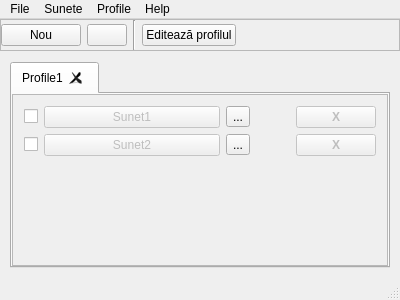
eddyp/podsoundboard, file mainwindow.ui: the form before one commit.
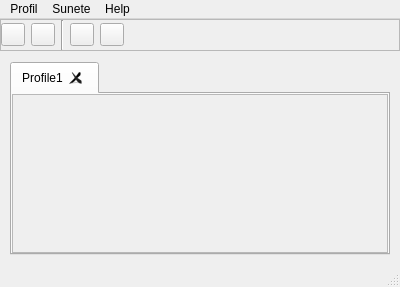
The form after the commit. Icons and pictures are not drawn. Custom widgets are drawn as their Qt base class.

Patch:
```diff
--- a/mainwindow.ui
+++ b/mainwindow.ui
@@ -7,7 +7,7 @@
     <x>0</x>
     <y>0</y>
     <width>400</width>
-    <height>300</height>
+    <height>287</height>
    </rect>
   </property>
   <property name="windowTitle">
@@ -51,7 +51,7 @@
        <item>
         <layout class="QHBoxLayout" name="horizontalLayout_add">
          <item>
-          <widget class="QPushButton" name="addButton">
+          <widget class="QToolButton" name="addButton">
            <property name="sizePolicy">
             <sizepolicy hsizetype="Fixed" vsizetype="Fixed">
              <horstretch>0</horstretch>
@@ -62,7 +62,7 @@
             <string>Adaugă sunet nou</string>
            </property>
            <property name="text">
-            <string>Nou</string>
+            <string/>
            </property>
            <property name="icon">
             <iconset theme="add">
@@ -72,7 +72,7 @@
           </widget>
          </item>
          <item>
-          <widget class="QPushButton" name="pushButton_2">
+          <widget class="QToolButton" name="toolButton_2">
            <property name="text">
             <string/>
            </property>
@@ -89,15 +89,25 @@
           </widget>
          </item>
          <item>
-          <widget class="QPushButton" name="pushButton">
+          <widget class="QToolButton" name="toolButton">
            <property name="text">
-            <string>Editează profilul</string>
+            <string/>
            </property>
            <property name="icon">
             <iconset theme="document-properties"/>
            </property>
           </widget>
          </item>
+         <item>
+          <widget class="QToolButton" name="toolButton">
+           <property name="text">
+            <string/>
+           </property>
+           <property name="icon">
+            <iconset theme="document-save"/>
+           </property>
+          </widget>
+         </item>
          <item>
           <spacer name="horizontalSpacer">
            <property name="orientation">
@@ -238,173 +248,43 @@
                    <x>0</x>
                    <y>0</y>
                    <width>372</width>
-                   <height>156</height>
+                   <height>143</height>
                   </rect>
                  </property>
                  <layout class="QHBoxLayout" name="horizontalLayout_2">
                   <item>
                    <layout class="QVBoxLayout" name="verticalLayout_2">
                     <item>
-                     <layout class="QHBoxLayout" name="horizontalLayout_1">
-                      <item>
-                       <widget class="QCheckBox" name="checkBox_1">
-                        <property name="sizePolicy">
-                         <sizepolicy hsizetype="Fixed" vsizetype="Fixed">
-                          <horstretch>0</horstretch>
-                          <verstretch>0</verstretch>
-                         </sizepolicy>
-                        </property>
-                        <property name="text">
-                         <string/>
-                        </property>
-                       </widget>
-                      </item>
-                      <item>
-                       <widget class="QPushButton" name="soundButton_1">
-                        <property name="enabled">
-                         <bool>false</bool>
-                        </property>
-                        <property name="sizePolicy">
-                         <sizepolicy hsizetype="Expanding" vsizetype="Fixed">
-                          <horstretch>0</horstretch>
-                          <verstretch>0</verstretch>
-                         </sizepolicy>
-                        </property>
-                        <property name="contextMenuPolicy">
-                         <enum>Qt::NoContextMenu</enum>
-                        </property>
-                        <property name="text">
-                         <string>Sunet1</string>
-                        </property>
-                       </widget>
-                      </item>
-                      <item>
-                       <widget class="QToolButton" name="toolButton">
-                        <property name="cursor">
-                         <cursorShape>PointingHandCursor</cursorShape>
-                        </property>
-                        <property name="text">
-                         <string>...</string>
-                        </property>
-                       </widget>
-                      </item>
-                      <item>
-                       <spacer name="horizontalSpacer_1">
-                        <property name="orientation">
-                         <enum>Qt::Horizontal</enum>
-                        </property>
-                        <property name="sizeType">
-                         <enum>QSizePolicy::Minimum</enum>
-                        </property>
-                        <property name="sizeHint" stdset="0">
-                         <size>
-                          <width>40</width>
-                          <height>20</height>
-                         </size>
-                        </property>
-                       </spacer>
-                      </item>
-                      <item>
-                       <widget class="QPushButton" name="delButton_1">
-                        <property name="enabled">
-                         <bool>false</bool>
-                        </property>
-                        <property name="font">
-                         <font>
-                          <weight>75</weight>
-                          <bold>true</bold>
-                         </font>
-                        </property>
-                        <property name="text">
-                         <string>X</string>
-                        </property>
-                        <property name="icon">
-                         <iconset theme="media-eject"/>
-                        </property>
-                       </widget>
-                      </item>
-                     </layout>
+                     <widget class="QSoundControl" name="soundControl_1" native="true">
+                      <property name="sizePolicy">
+                       <sizepolicy hsizetype="Expanding" vsizetype="MinimumExpanding">
+                        <horstretch>0</horstretch>
+                        <verstretch>0</verstretch>
+                       </sizepolicy>
+                      </property>
+                      <property name="minimumSize">
+                       <size>
+                        <width>0</width>
+                        <height>32</height>
+                       </size>
+                      </property>
+                     </widget>
                     </item>
                     <item>
-                     <layout class="QHBoxLayout" name="horizontalLayout_3">
-                      <item>
-                       <widget class="QCheckBox" name="checkBox_2">
-                        <property name="sizePolicy">
-                         <sizepolicy hsizetype="Fixed" vsizetype="Fixed">
-                          <horstretch>0</horstretch>
-                          <verstretch>0</verstretch>
-                         </sizepolicy>
-                        </property>
-                        <property name="text">
-                         <string/>
-                        </property>
-                       </widget>
-                      </item>
-                      <item>
-                       <widget class="QPushButton" name="soundButton_2">
-                        <property name="enabled">
-                         <bool>false</bool>
-                        </property>
-                        <property name="sizePolicy">
-                         <sizepolicy hsizetype="Expanding" vsizetype="Fixed">
-                          <horstretch>0</horstretch>
-                          <verstretch>0</verstretch>
-                         </sizepolicy>
-                        </property>
-                        <property name="text">
-                         <string>Sunet2</string>
-                        </property>
-                        <property name="flat">
-                         <bool>false</bool>
-                        </property>
-                       </widget>
-                      </item>
-                      <item>
-                       <widget class="QToolButton" name="toolButton_2">
-                        <property name="cursor">
-                         <cursorShape>PointingHandCursor</cursorShape>
-                        </property>
-                        <property name="text">
-                         <string>...</string>
-                        </property>
-                       </widget>
-                      </item>
-                      <item>
-                       <spacer name="horizontalSpacer_2">
-                        <property name="orientation">
-                         <enum>Qt::Horizontal</enum>
-                        </property>
-                        <property name="sizeType">
-                         <enum>QSizePolicy::Minimum</enum>
-                        </property>
-                        <property name="sizeHint" stdset="0">
-                         <size>
-                          <width>40</width>
-                          <height>20</height>
-                         </size>
-                        </property>
-                       </spacer>
-                      </item>
-                      <item>
-                       <widget class="QPushButton" name="delButton_2">
-                        <property name="enabled">
-                         <bool>false</bool>
-                        </property>
-                        <property name="font">
-                         <font>
-                          <weight>75</weight>
-                          <bold>true</bold>
-                         </font>
-                        </property>
-                        <property name="text">
-                         <string>X</string>
-                        </property>
-                        <property name="icon">
-                         <iconset theme="window-close"/>
-                        </property>
-                       </widget>
-                      </item>
-                     </layout>
+                     <widget class="QSoundControl" name="soundControl_2" native="true">
+                      <property name="sizePolicy">
+                       <sizepolicy hsizetype="Expanding" vsizetype="MinimumExpanding">
+                        <horstretch>0</horstretch>
+                        <verstretch>0</verstretch>
+                       </sizepolicy>
+                      </property>
+                      <property name="minimumSize">
+                       <size>
+                        <width>0</width>
+                        <height>32</height>
+                       </size>
+                      </property>
+                     </widget>
                     </item>
                     <item>
                      <spacer name="verticalSpacer">
@@ -477,23 +357,15 @@
    </widget>
    <widget class="QMenu" name="menuFile">
     <property name="title">
-     <string>File</string>
+     <string>Profil</string>
     </property>
     <addaction name="actionLoad_profile"/>
     <addaction name="actionSave_profile"/>
     <addaction name="separator"/>
-    <addaction name="actionExit"/>
-   </widget>
-   <widget class="QMenu" name="menuProfile">
-    <property name="title">
-     <string>Profile</string>
-    </property>
-    <addaction name="actionNou"/>
     <addaction name="actionEditeaz_profilul_curent"/>
    </widget>
    <addaction name="menuFile"/>
    <addaction name="menuSounds"/>
-   <addaction name="menuProfile"/>
    <addaction name="menuHelp"/>
   </widget>
   <widget class="QStatusBar" name="statusBar"/>
@@ -632,6 +504,14 @@
   </action>
  </widget>
  <layoutdefault spacing="6" margin="11"/>
+ <customwidgets>
+  <customwidget>
+   <class>QSoundControl</class>
+   <extends>QWidget</extends>
+   <header>qsoundcontrol.h</header>
+   <container>1</container>
+  </customwidget>
+ </customwidgets>
  <resources/>
  <connections>
   <connection>
```
Left out of the diff: 31 changed lines with no effect on the pictures.
